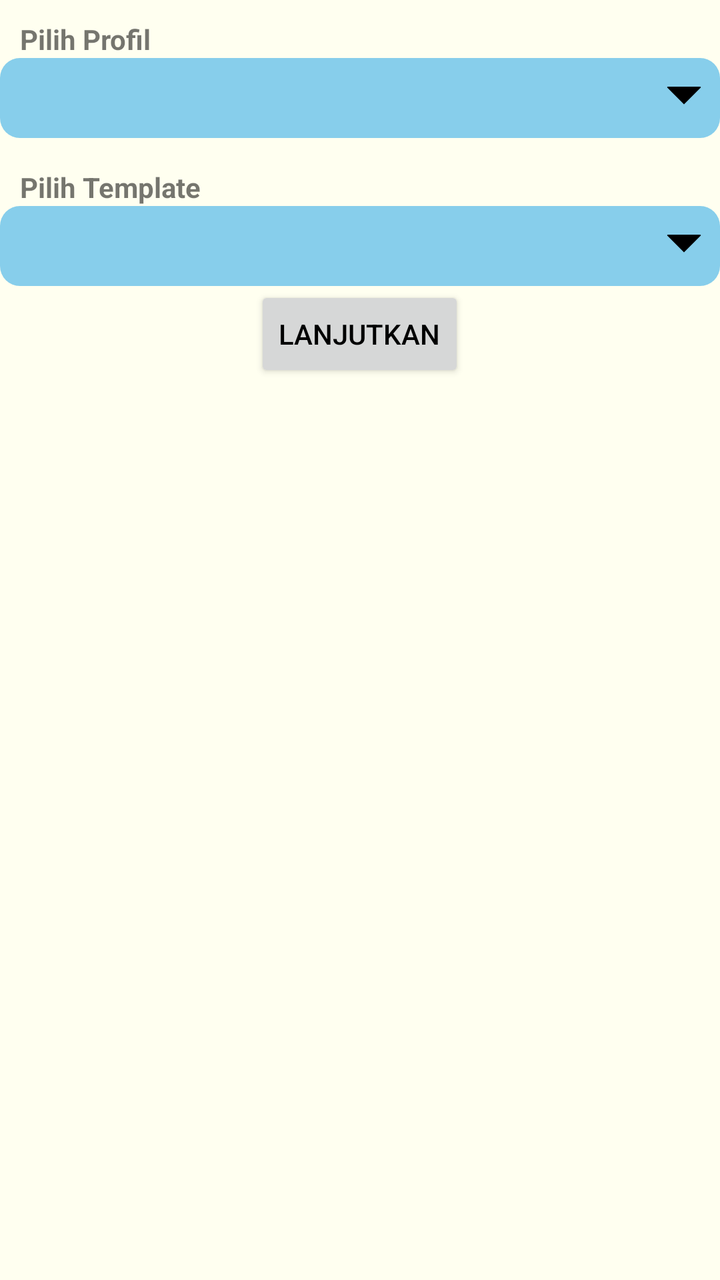
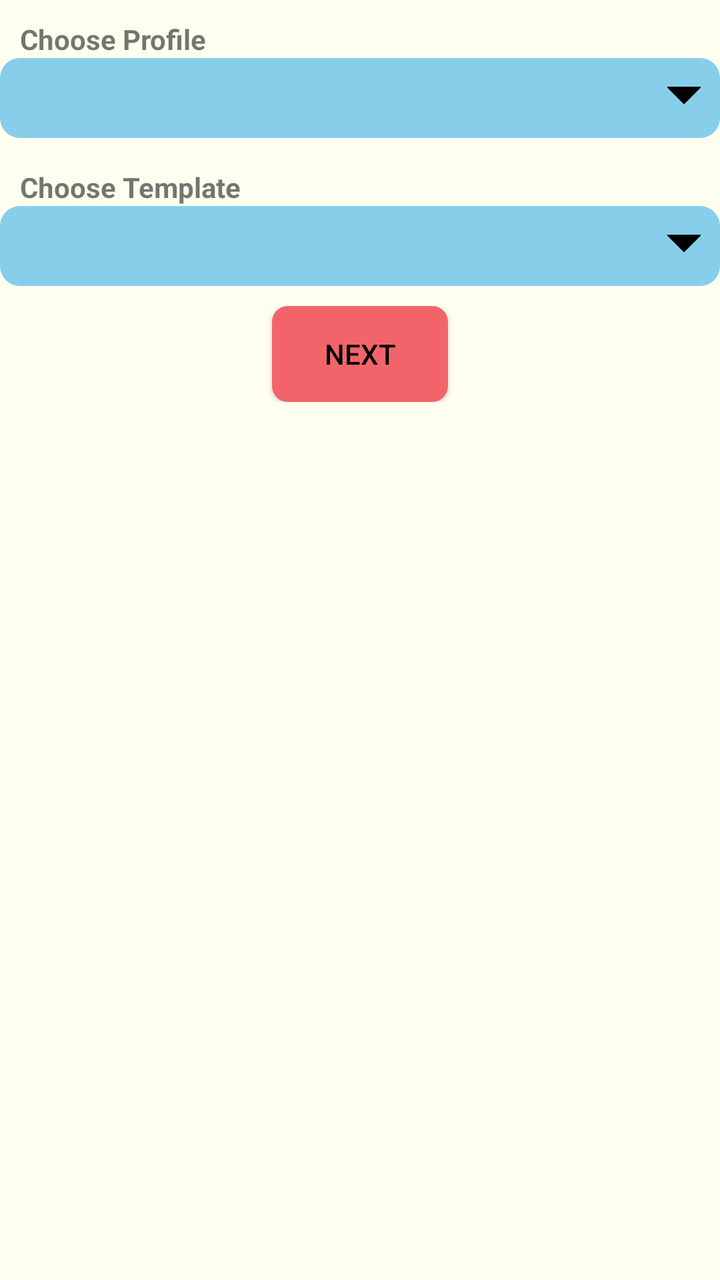

The first picture is an Android layout as it rendered before a commit; the second is the same layout after the commit. The layout source and the unified diff follow.
<!-- AndroidManifest.xml: activity theme Theme.Design.Light -->
<!-- res/layout/activity_create_cv.xml -->
<?xml version="1.0" encoding="utf-8"?>
<LinearLayout xmlns:android="http://schemas.android.com/apk/res/android"
    xmlns:app="http://schemas.android.com/apk/res-auto"
    xmlns:tools="http://schemas.android.com/tools"
    android:layout_width="match_parent"
    android:layout_height="match_parent"
    tools:context=".CreateCvActivity"
    android:orientation="vertical"
    android:background="@color/ivory"
    >
    <TextView
        android:layout_width="match_parent"
        android:layout_height="wrap_content"
        android:text="Pilih Profil"
        android:layout_marginLeft="10dp"
        android:layout_marginTop="10dp"
        android:textStyle ="bold"
        />
    <Spinner
        android:id="@+id/choose_profil"
        android:layout_width="match_parent"
        android:layout_height="40dp"
        android:layout_alignParentLeft="true"
        android:layout_alignParentStart="true"
        android:layout_marginTop="0dp"
        android:background="@drawable/blue_outline"
        tools:ignore="MissingConstraints" />
    <TextView
        android:layout_width="match_parent"
        android:layout_height="wrap_content"
        android:text="Pilih Template"
        android:layout_marginLeft="10dp"
        android:layout_marginTop="15dp"
        android:textStyle ="bold"
        />
    <Spinner
        android:id="@+id/choose_template"
        android:layout_width="match_parent"
        android:layout_height="40dp"
        android:layout_alignParentLeft="true"
        android:layout_alignParentStart="true"
        android:layout_marginTop="0dp"
        android:background="@drawable/blue_outline"
        tools:ignore="MissingConstraints" />
    <Button
        android:id="@+id/test_nama"
        android:layout_width="wrap_content"
        android:layout_height="wrap_content"
        android:text="Lanjutkan"
        android:textColor="@color/black"
        tools:ignore="MissingConstraints"
        android:layout_gravity="center_vertical|center_horizontal"
        />
    <ImageView
        android:id="@+id/imgtemplate"
        android:layout_width="match_parent"
        android:layout_height="match_parent"
        android:layout_marginBottom="20dp"
        android:layout_marginTop="10dp"
        />
</LinearLayout>
<!-- resources referenced by this layout -->
<resources>
  <color name="black">#000000</color>
  <color name="ivory">#FFFFF0</color>
  <!-- drawable blue_outline (drawable) -->
  <?xml version="1.0" encoding="utf-8"?>
  <layer-list xmlns:android="http://schemas.android.com/apk/res/android">
      <item>
          <shape android:shape="rectangle">
              <solid android:color="@color/sky_blue"/>
              <corners android:radius="10dp" />
          </shape>
      </item>
      <item android:gravity="center_vertical|right" android:right="8dp">
          <layer-list>
              <item android:width="12dp" android:height="12dp"  android:gravity="center" android:bottom="10dp">
                  <rotate
                      android:fromDegrees="45"
                      android:toDegrees="45">
                      <shape android:shape="rectangle">
                          <solid android:color="@color/black" />
                          <stroke android:color="@color/black" android:width="1dp"/>
                      </shape>
                  </rotate>
              </item>
              <item android:width="20dp" android:height="10dp" android:bottom="21dp" android:gravity="center">
                  <shape android:shape="rectangle">
                      <solid android:color="@color/sky_blue"/>
                  </shape>
              </item>
          </layer-list>
      </item>
  </layer-list>
  <color name="sky_blue">#87CEEB</color>
</resources>

<!-- the commit's change to res/layout/activity_create_cv.xml (unified diff, before → after) -->
@@ -11,7 +11,7 @@
     <TextView
         android:layout_width="match_parent"
         android:layout_height="wrap_content"
-        android:text="Pilih Profil"
+        android:text="@string/choose_profile"
         android:layout_marginLeft="10dp"
         android:layout_marginTop="10dp"
         android:textStyle ="bold"
@@ -28,7 +28,7 @@
     <TextView
         android:layout_width="match_parent"
         android:layout_height="wrap_content"
-        android:text="Pilih Template"
+        android:text="@string/choose_template"
         android:layout_marginLeft="10dp"
         android:layout_marginTop="15dp"
         android:textStyle ="bold"
@@ -42,15 +42,23 @@
         android:layout_marginTop="0dp"
         android:background="@drawable/blue_outline"
         tools:ignore="MissingConstraints" />
-    <Button
-        android:id="@+id/test_nama"
-        android:layout_width="wrap_content"
+    <LinearLayout
+        android:layout_width="match_parent"
         android:layout_height="wrap_content"
-        android:text="Lanjutkan"
-        android:textColor="@color/black"
-        tools:ignore="MissingConstraints"
-        android:layout_gravity="center_vertical|center_horizontal"
-        />
+        android:gravity="center|bottom"
+        android:orientation="vertical"
+        android:paddingTop="10dp">
+        <Button
+            android:id="@+id/test_nama"
+            android:layout_width="wrap_content"
+            android:layout_height="wrap_content"
+            android:text="@string/next"
+            android:textColor="@color/black"
+            tools:ignore="MissingConstraints"
+            android:background="@drawable/button_round_delete"
+            android:layout_gravity="center_vertical|center_horizontal"
+            />
+    </LinearLayout>
     <ImageView
         android:id="@+id/imgtemplate"
         android:layout_width="match_parent"
<!-- resource entries referenced after the edit -->
@@ -31,6 +31,33 @@
           </layer-list>
       </item>
   </layer-list>
+  <!-- drawable button_round_delete (drawable) -->
+  <?xml version="1.0" encoding="utf-8" ?>
+  <selector xmlns:android="http://schemas.android.com/apk/res/android">
+      <item android:state_pressed="false" >
+          <shape>
+              <solid
+                  android:color="#F1656A" />
+              <stroke
+                  android:width="0px"
+                  android:color="#45a9da" />
+              <corners android:radius="8dp" />
+          </shape>
+      </item>
+      <item android:state_pressed="true" >
+          <shape>
+              <solid
+                  android:color="#ba78e7" />
+              <stroke
+                  android:width="0px"
+                  android:color="#ad60e1" />
+              <corners android:radius="8dp" />
+          </shape>
+      </item>
+  </selector>
+  <string name="choose_profile">Choose Profile</string>
+  <string name="choose_template">Choose Template</string>
+  <string name="next">Next</string>
   <color name="sky_blue">#87CEEB</color>
 </resources>
 
